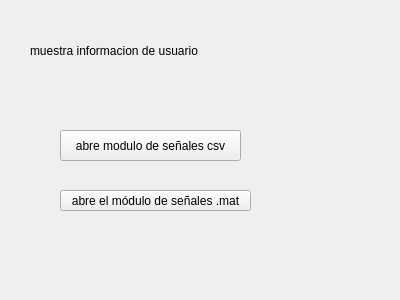
Qt form ui/menu_senales.ui (Lm4e/Proyecto_final) before a commit.
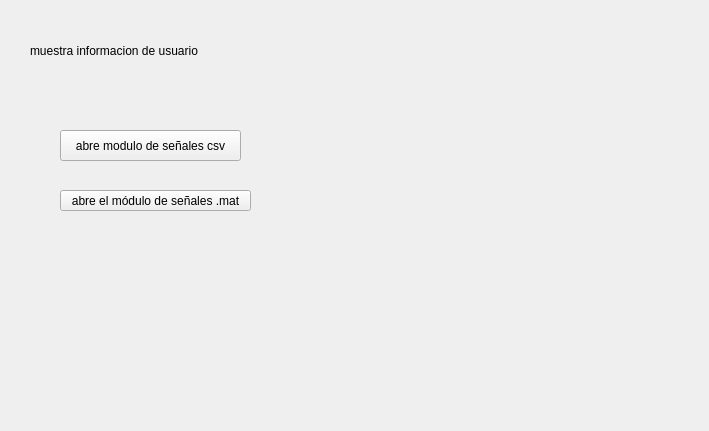
The same form after that commit.

What changed in the file:
```diff
--- a/ui/menu_senales.ui
+++ b/ui/menu_senales.ui
@@ -6,8 +6,8 @@
    <rect>
     <x>0</x>
     <y>0</y>
-    <width>400</width>
-    <height>300</height>
+    <width>709</width>
+    <height>431</height>
    </rect>
   </property>
   <property name="windowTitle">
@@ -52,6 +52,19 @@
     <string>muestra informacion de usuario</string>
    </property>
   </widget>
+  <widget class="QLabel" name="label">
+   <property name="geometry">
+    <rect>
+     <x>500</x>
+     <y>230</y>
+     <width>49</width>
+     <height>16</height>
+    </rect>
+   </property>
+   <property name="text">
+    <string/>
+   </property>
+  </widget>
  </widget>
  <resources/>
  <connections/>
```
Left out of the diff: 4 changed lines with no effect on the pictures.
